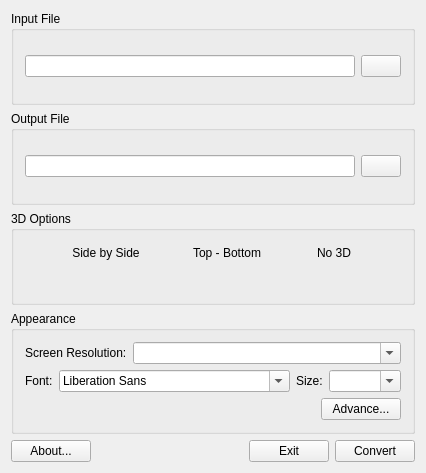
Before: the Qt Designer form src/sub3dtoolgui.ui in tuxamito/sub3dtool-gui, drawn with Qt 5.
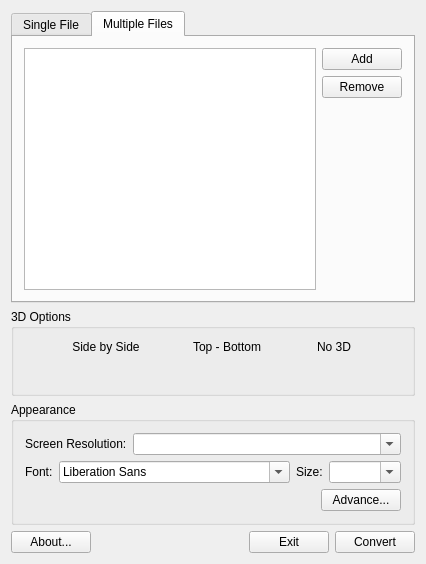
After: the same form once the commit is applied. Icons and pictures are not drawn.

Commit message: Preparing for multiple files.

The edit to the form file:
```diff
--- a/src/sub3dtoolgui.ui
+++ b/src/sub3dtoolgui.ui
@@ -7,7 +7,7 @@
     <x>0</x>
     <y>0</y>
     <width>395</width>
-    <height>473</height>
+    <height>564</height>
    </rect>
   </property>
   <property name="sizePolicy">
@@ -28,6 +28,16 @@
   </property>
   <layout class="QVBoxLayout" name="verticalLayout">
    <item>
+    <widget class="QTabWidget" name="tabFilesSelect">
+     <property name="currentIndex">
+      <number>1</number>
+     </property>
+     <widget class="QWidget" name="tabSingleFile">
+      <attribute name="title">
+       <string>Single File</string>
+      </attribute>
+      <layout class="QVBoxLayout" name="verticalLayout_3">
+       <item>
     <widget class="QGroupBox" name="groupBox">
      <property name="title">
       <string>Input File</string>
@@ -83,6 +93,58 @@
        </widget>
       </item>
      </layout>
+        </widget>
+       </item>
+      </layout>
+     </widget>
+     <widget class="QWidget" name="tabMultipleFiles">
+      <attribute name="title">
+       <string>Multiple Files</string>
+      </attribute>
+      <layout class="QHBoxLayout" name="horizontalLayout_3">
+       <item>
+        <widget class="QTableWidget" name="tableWidget">
+         <property name="sizePolicy">
+          <sizepolicy hsizetype="MinimumExpanding" vsizetype="MinimumExpanding">
+           <horstretch>0</horstretch>
+           <verstretch>0</verstretch>
+          </sizepolicy>
+         </property>
+        </widget>
+       </item>
+       <item>
+        <layout class="QVBoxLayout" name="verticalLayout_4">
+         <item>
+          <widget class="QPushButton" name="pushButton_2">
+           <property name="text">
+            <string>Add</string>
+           </property>
+          </widget>
+         </item>
+         <item>
+          <widget class="QPushButton" name="pushButton">
+           <property name="text">
+            <string>Remove</string>
+           </property>
+          </widget>
+         </item>
+         <item>
+          <spacer name="verticalSpacer">
+           <property name="orientation">
+            <enum>Qt::Vertical</enum>
+           </property>
+           <property name="sizeHint" stdset="0">
+            <size>
+             <width>20</width>
+             <height>40</height>
+            </size>
+           </property>
+          </spacer>
+         </item>
+        </layout>
+       </item>
+      </layout>
+     </widget>
     </widget>
    </item>
    <item>
```
Lines whose indentation alone changed are shown as unchanged. The commit also changes 4 other files.
